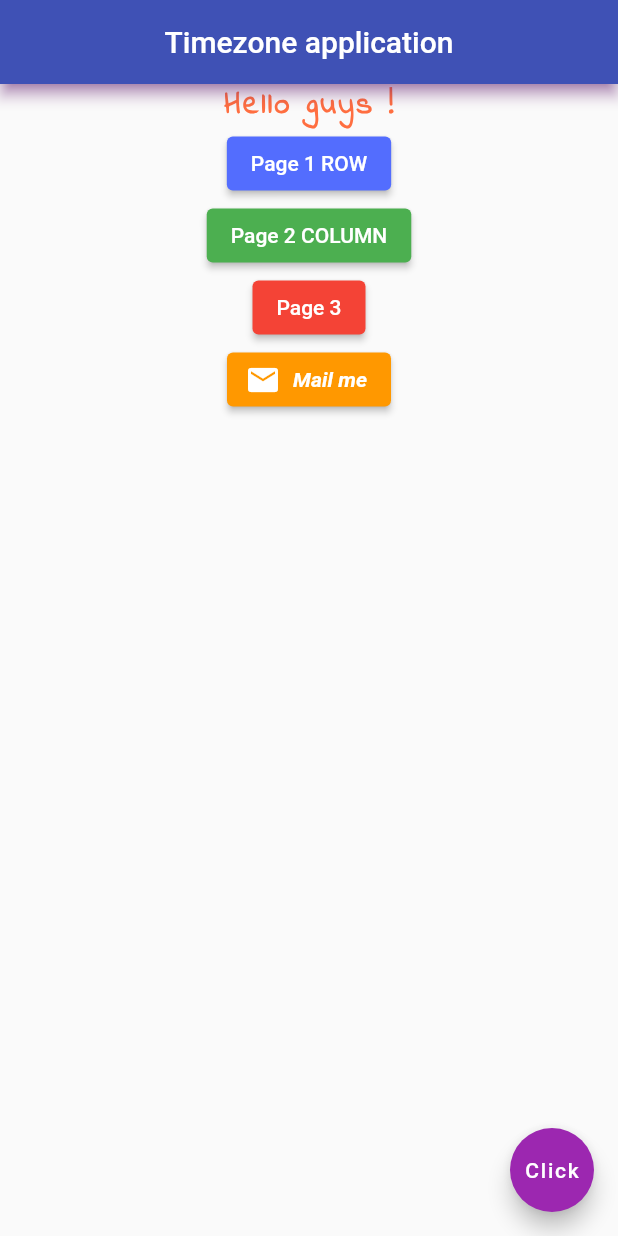
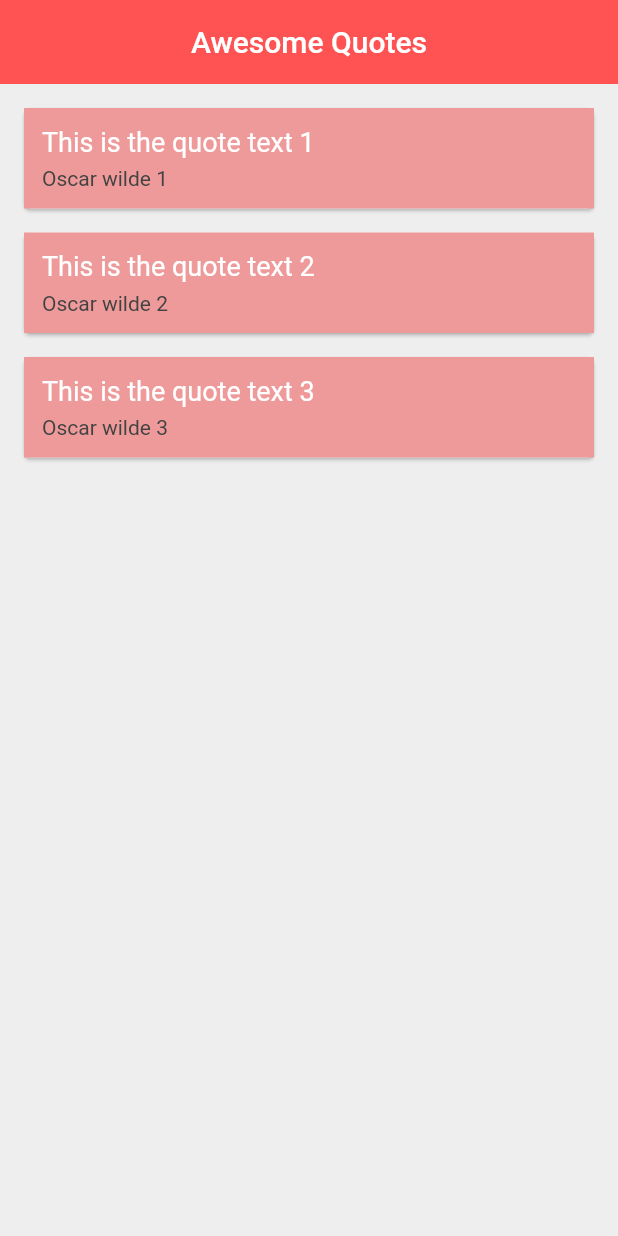
Before and after one commit to MounirBlk/TimeZone-Flutter, a Flutter app: the screen it shows after launch, on a phone screen of 412 x 824 dp. Run offline on Flutter 3.47's test engine with Material 2 defaults, Android fonts, the phone set to English and light mode, and no system bars.

Commit message:
CARD ID AND QUOTE

```diff
--- /dev/null
+++ b/lib/classes/quote.dart
@@ -0,0 +1,7 @@
+class Quote {
+  String text;
+  String author;
+  String color;
+
+  Quote({required this.text, required this.author, this.color = 'indigo'});
+}
--- /dev/null
+++ b/lib/composants/quote_card.dart
@@ -0,0 +1,35 @@
+// ignore_for_file: avoid_print, prefer_const_constructors
+import 'package:flutter/material.dart';
+import 'package:timezone/classes/quote.dart';
+
+class QuoteCard extends StatelessWidget {
+  const QuoteCard({super.key, required this.quote});
+  final Quote quote;
+
+  @override
+  Widget build(BuildContext context) {
+    return Card(
+      margin: EdgeInsets.fromLTRB(16.0, 16.0, 16.0, 0),
+      child: Container(
+        color: Colors.red[200],
+        child: Padding(
+          padding: EdgeInsets.all(12.0),
+          child: Column(
+            crossAxisAlignment: CrossAxisAlignment.stretch,
+            children: <Widget>[
+              Text(
+                quote.text,
+                style: TextStyle(fontSize: 18.0, color: Colors.white),
+              ),
+              SizedBox(height: 6.0),
+              Text(
+                quote.author,
+                style: TextStyle(fontSize: 14.0, color: Colors.grey[800]),
+              ),
+            ],
+          ),
+        ),
+      ),
+    );
+  }
+}
--- /dev/null
+++ b/lib/quoteList.dart
@@ -0,0 +1,47 @@
+// ignore_for_file: avoid_print, prefer_const_constructors
+import 'package:flutter/material.dart';
+import 'package:timezone/classes/quote.dart';
+import 'package:timezone/composants/quote_card.dart';
+
+class QuoteList extends StatefulWidget {
+  const QuoteList({super.key});
+
+  @override
+  State<QuoteList> createState() => _QuoteListState();
+}
+
+class _QuoteListState extends State<QuoteList> {
+  List<Quote> quotes = [
+    Quote(
+        text: 'This is the quote text 1',
+        author: 'Oscar wilde 1',
+        color: 'blue'),
+    Quote(
+        text: 'This is the quote text 2',
+        author: 'Oscar wilde 2',
+        color: 'green'),
+    Quote(
+        text: 'This is the quote text 3',
+        author: 'Oscar wilde 3',
+        color: 'red'),
+  ];
+
+  Widget QuoteTemplate(quote) => QuoteCard(quote: quote); //
+
+  @override
+  Widget build(BuildContext context) {
+    return Scaffold(
+      backgroundColor: Colors.grey[200],
+      appBar: AppBar(
+        title: const Text('Awesome Quotes'),
+        centerTitle: true,
+        backgroundColor: Colors.redAccent,
+        shadowColor: Colors.purple[500],
+        elevation: 0.0,
+      ),
+      body: Column(
+        children: quotes.map((quote) => QuoteCard(quote: quote)).toList(),
+      ),
+    );
+  }
+}
--- a/pubspec.yaml
+++ b/pubspec.yaml
@@ -66,6 +66,7 @@ flutter:
     - assets/images/lock.jpg
     - assets/images/login.jpg
     - assets/images/fond.jpg
+    - assets/images/fire.jpg
 
   # An image asset can refer to one or more resolution-specific "variants", see
   # https://flutter.dev/assets-and-images/#resolution-aware
```
Also changed, not shown: lib/main.dart (+74 -10 lines), lib/page2.dart (+9 -1 lines), lib/page3.dart (+5 -2 lines), lib/profilCard.dart (added, +122 -0 lines), assets/images/fire.jpg (renamed from assets/images/avatar-the-last-airbender-fire-symbol-1920x1200-wallpaper.jpg).
